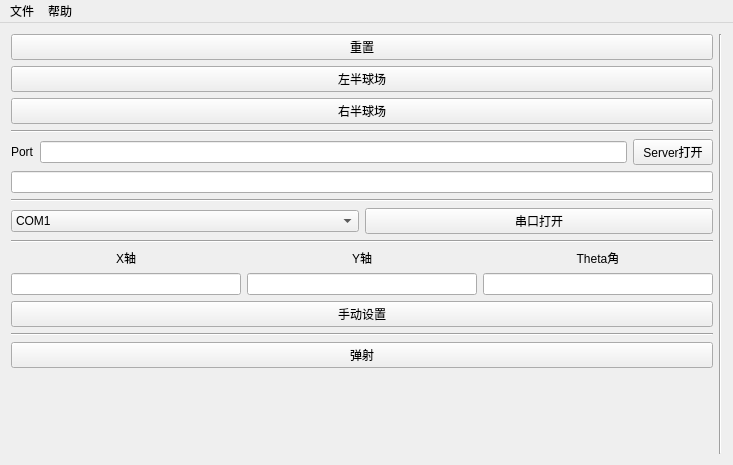
Old version of the form mainwindow.ui in the repository HadenSun/robot_1.
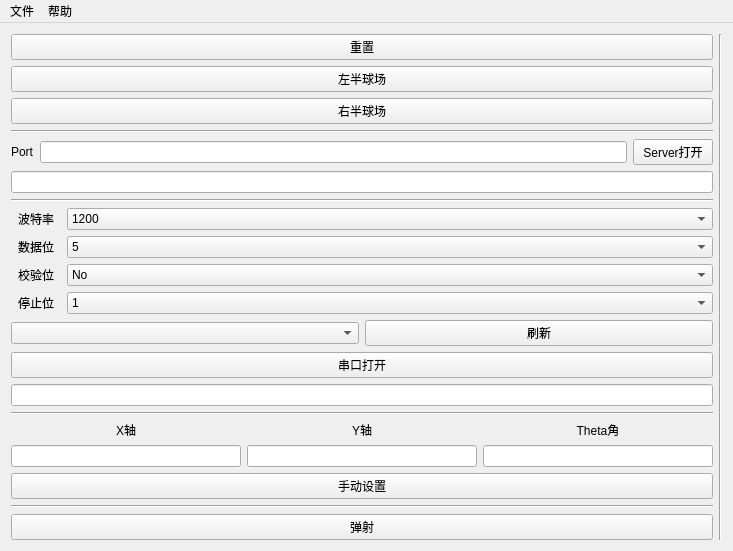
New version of the form. Icons and pictures are not drawn.

```diff
--- a/mainwindow.ui
+++ b/mainwindow.ui
@@ -7,7 +7,7 @@
     <x>0</x>
     <y>0</y>
     <width>733</width>
-    <height>465</height>
+    <height>524</height>
    </rect>
   </property>
   <property name="windowTitle">
@@ -85,91 +85,232 @@
           </property>
          </widget>
         </item>
+        <item>
+         <layout class="QHBoxLayout" name="horizontalLayout_2">
+          <item>
+           <widget class="QLabel" name="label_8">
+            <property name="maximumSize">
+             <size>
+              <width>50</width>
+              <height>16777215</height>
+             </size>
+            </property>
+            <property name="text">
+             <string>波特率</string>
+            </property>
+            <property name="alignment">
+             <set>Qt::AlignCenter</set>
+            </property>
+           </widget>
+          </item>
+          <item>
+           <widget class="QComboBox" name="baudRateComboBox">
+            <property name="currentText">
+             <string>9600</string>
+            </property>
+            <item>
+             <property name="text">
+              <string>1200</string>
+             </property>
+            </item>
+            <item>
+             <property name="text">
+              <string>2400</string>
+             </property>
+            </item>
+            <item>
+             <property name="text">
+              <string>4800</string>
+             </property>
+            </item>
+            <item>
+             <property name="text">
+              <string>9600</string>
+             </property>
+            </item>
+            <item>
+             <property name="text">
+              <string>19200</string>
+             </property>
+            </item>
+            <item>
+             <property name="text">
+              <string>38400</string>
+             </property>
+            </item>
+            <item>
+             <property name="text">
+              <string>57600</string>
+             </property>
+            </item>
+            <item>
+             <property name="text">
+              <string>115200</string>
+             </property>
+            </item>
+           </widget>
+          </item>
+         </layout>
+        </item>
+        <item>
+         <layout class="QHBoxLayout" name="horizontalLayout_7">
+          <item>
+           <widget class="QLabel" name="label_7">
+            <property name="maximumSize">
+             <size>
+              <width>50</width>
+              <height>16777215</height>
+             </size>
+            </property>
+            <property name="text">
+             <string>数据位</string>
+            </property>
+            <property name="alignment">
+             <set>Qt::AlignCenter</set>
+            </property>
+           </widget>
+          </item>
+          <item>
+           <widget class="QComboBox" name="dataBitsComboBox">
+            <property name="currentText">
+             <string>8</string>
+            </property>
+            <item>
+             <property name="text">
+              <string>5</string>
+             </property>
+            </item>
+            <item>
+             <property name="text">
+              <string>6</string>
+             </property>
+            </item>
+            <item>
+             <property name="text">
+              <string>7</string>
+             </property>
+            </item>
+            <item>
+             <property name="text">
+              <string>8</string>
+             </property>
+            </item>
+           </widget>
+          </item>
+         </layout>
+        </item>
+        <item>
+         <layout class="QHBoxLayout" name="horizontalLayout_8">
+          <item>
+           <widget class="QLabel" name="label">
+            <property name="maximumSize">
+             <size>
+              <width>50</width>
+              <height>16777215</height>
+             </size>
+            </property>
+            <property name="text">
+             <string>校验位</string>
+            </property>
+            <property name="alignment">
+             <set>Qt::AlignCenter</set>
+            </property>
+           </widget>
+          </item>
+          <item>
+           <widget class="QComboBox" name="parityComboBox">
+            <item>
+             <property name="text">
+              <string>No</string>
+             </property>
+            </item>
+            <item>
+             <property name="text">
+              <string>Even</string>
+             </property>
+            </item>
+            <item>
+             <property name="text">
+              <string>Odd</string>
+             </property>
+            </item>
+            <item>
+             <property name="text">
+              <string>Space</string>
+             </property>
+            </item>
+            <item>
+             <property name="text">
+              <string>Mark</string>
+             </property>
+            </item>
+           </widget>
+          </item>
+         </layout>
+        </item>
+        <item>
+         <layout class="QHBoxLayout" name="horizontalLayout_9">
+          <item>
+           <widget class="QLabel" name="label_6">
+            <property name="maximumSize">
+             <size>
+              <width>50</width>
+              <height>16777215</height>
+             </size>
+            </property>
+            <property name="text">
+             <string>停止位</string>
+            </property>
+            <property name="alignment">
+             <set>Qt::AlignCenter</set>
+            </property>
+           </widget>
+          </item>
+          <item>
+           <widget class="QComboBox" name="stopBitsComboBox">
+            <item>
+             <property name="text">
+              <string>1</string>
+             </property>
+            </item>
+            <item>
+             <property name="text">
+              <string>1.5</string>
+             </property>
+            </item>
+            <item>
+             <property name="text">
+              <string>2</string>
+             </property>
+            </item>
+           </widget>
+          </item>
+         </layout>
+        </item>
         <item>
          <layout class="QHBoxLayout" name="horizontalLayout_5">
           <item>
-           <widget class="QComboBox" name="comboBox">
-            <item>
-             <property name="text">
-              <string>COM1</string>
-             </property>
-            </item>
-            <item>
-             <property name="text">
-              <string>COM2</string>
-             </property>
-            </item>
-            <item>
-             <property name="text">
-              <string>COM3</string>
-             </property>
-            </item>
-            <item>
-             <property name="text">
-              <string>COM4</string>
-             </property>
-            </item>
-            <item>
-             <property name="text">
-              <string>COM5</string>
-             </property>
-            </item>
-            <item>
-             <property name="text">
-              <string>COM6</string>
-             </property>
-            </item>
-            <item>
-             <property name="text">
-              <string>COM7</string>
-             </property>
-            </item>
-            <item>
-             <property name="text">
-              <string>COM8</string>
-             </property>
-            </item>
-            <item>
-             <property name="text">
-              <string>COM9</string>
-             </property>
-            </item>
-            <item>
-             <property name="text">
-              <string>COM10</string>
-             </property>
-            </item>
-            <item>
-             <property name="text">
-              <string>COM11</string>
-             </property>
-            </item>
-            <item>
-             <property name="text">
-              <string>COM12</string>
-             </property>
-            </item>
-            <item>
-             <property name="text">
-              <string>COM13</string>
-             </property>
-            </item>
-            <item>
-             <property name="text">
-              <string>COM14</string>
-             </property>
-            </item>
-           </widget>
+           <widget class="QComboBox" name="comComboBox"/>
           </item>
           <item>
-           <widget class="QPushButton" name="comButton">
+           <widget class="QPushButton" name="comRefreshButton">
             <property name="text">
-             <string>串口打开</string>
+             <string>刷新</string>
             </property>
            </widget>
           </item>
          </layout>
         </item>
+        <item>
+         <widget class="QPushButton" name="comButton">
+          <property name="text">
+           <string>串口打开</string>
+          </property>
+         </widget>
+        </item>
+        <item>
+         <widget class="QLineEdit" name="comLineEdit"/>
+        </item>
         <item>
          <widget class="Line" name="line_3">
           <property name="orientation">
```
